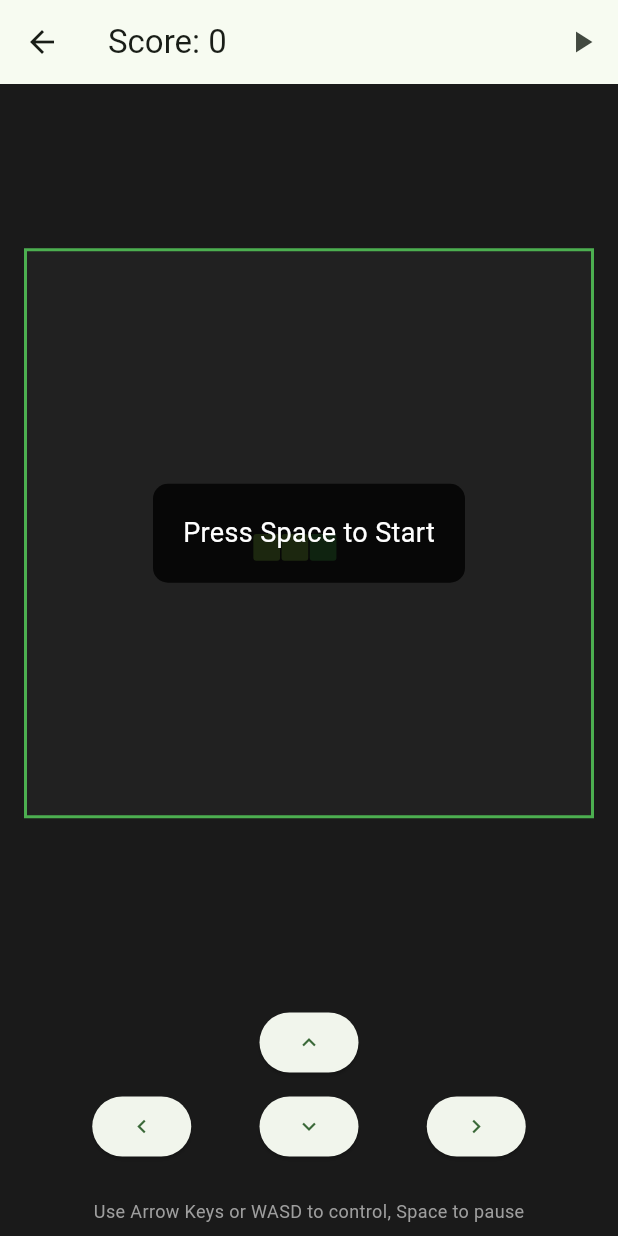
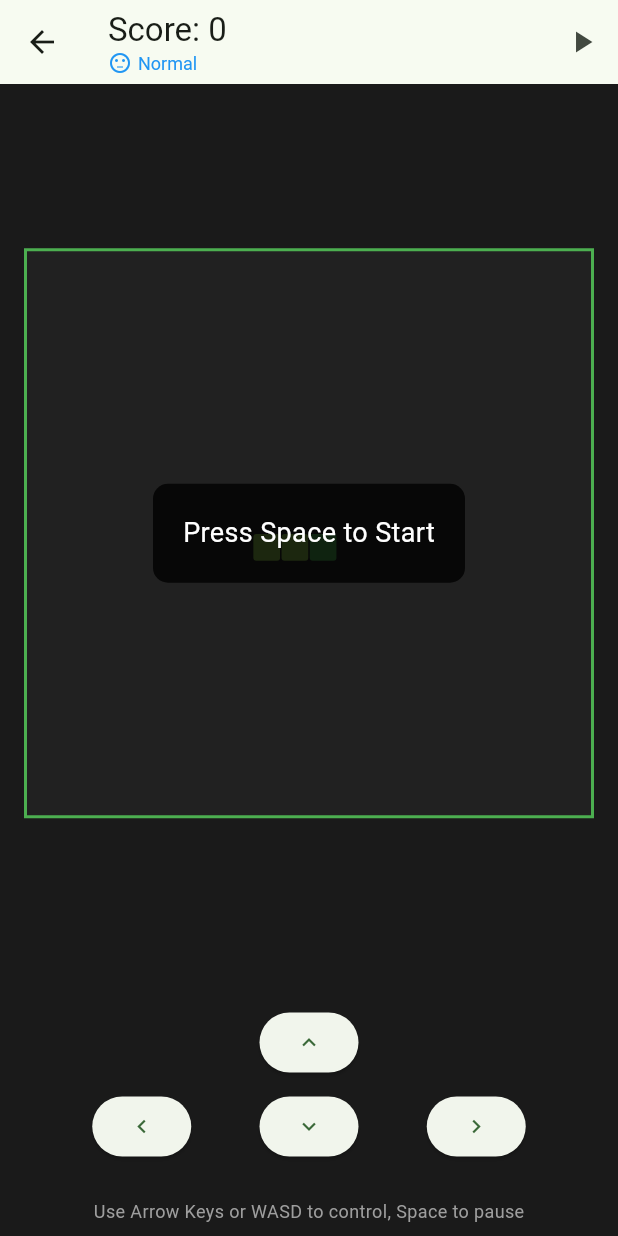
Before and after one commit to Aduzja/snake, a Flutter app: the GameScreen screen opened directly, on a phone screen of 412 x 824 dp. Run offline on Flutter 3.47's test engine with Material 3 defaults, Android fonts, the phone set to English and light mode, and no system bars; our stand-ins replace get_it, injectable, shared_preferences; accounts and stored records are empty.

Commit message:
Update game screen to accept and display difficulty level

```diff
--- a/lib/screens/game_screen.dart
+++ b/lib/screens/game_screen.dart
@@ -1,14 +1,16 @@
-
 import 'package:flutter/material.dart';
 import 'package:flutter/services.dart';
 import 'package:snake/controllers/game_controller.dart';
+import 'package:snake/models/difficulty.dart';
 import 'package:snake/models/direction.dart';
 import 'package:snake/utilis/constants.dart';
 import 'package:snake/widgets/game_board.dart';
 import 'package:snake/widgets/game_over_dialog.dart';
 
 class GameScreen extends StatefulWidget {
-  const GameScreen({super.key});
+  final Difficulty difficulty;
+
+  const GameScreen({super.key, this.difficulty = Difficulty.normal});
 
   @override
   State<GameScreen> createState() => _GameScreenState();
@@ -22,7 +24,7 @@ class _GameScreenState extends State<GameScreen> {
   @override
   void initState() {
     super.initState();
-    _gameController = GameController();
+    _gameController = GameController(difficulty: widget.difficulty);
     _gameController.addListener(_onGameStateChanged);
     _initializeGame();
   }
@@ -180,12 +182,27 @@ class _GameScreenState extends State<GameScreen> {
       child: Scaffold(
         backgroundColor: GameColors.background,
         appBar: AppBar(
-          title: Row(
+          title: Column(
+            crossAxisAlignment: CrossAxisAlignment.start,
             children: [
-              Text('Score: ${_gameController.score}'),
-              const Spacer(),
-              if (_gameController.highScore > 0)
-                Text('Best: ${_gameController.highScore}', style: const TextStyle(color: Colors.amber, fontSize: 14)),
+              Row(
+                children: [
+                  Text('Score: ${_gameController.score}'),
+                  const Spacer(),
+                  if (_gameController.highScore > 0)
+                    Text(
+                      'Best: ${_gameController.highScore}',
+                      style: const TextStyle(color: Colors.amber, fontSize: 14),
+                    ),
+                ],
+              ),
+              Row(
+                children: [
+                  Icon(widget.difficulty.icon, color: widget.difficulty.color, size: 16),
+                  const SizedBox(width: 4),
+                  Text(widget.difficulty.name, style: TextStyle(color: widget.difficulty.color, fontSize: 12)),
+                ],
+              ),
             ],
           ),
           actions: [IconButton(icon: Icon(_getAppBarIcon()), onPressed: _handleAppBarAction)],
```
Also changed, not shown: lib/screens/home_screen.dart (+26 -7 lines).
